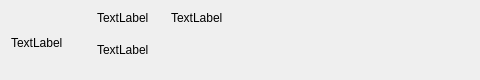
tomahawk-player/tomahawk, file src/libtomahawk/infobar/infobar.ui: the form before one commit; both pictures show x 0 to 480 and y 0 to 80 of the 774 by 80 pixel window.
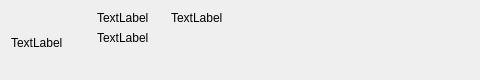
The form after the commit. Custom widgets are drawn as their Qt base class.

```diff
--- a/src/libtomahawk/infobar/infobar.ui
+++ b/src/libtomahawk/infobar/infobar.ui
@@ -65,10 +65,13 @@
        <property name="sizeConstraint">
         <enum>QLayout::SetDefaultConstraint</enum>
        </property>
+       <property name="bottomMargin">
+        <number>0</number>
+       </property>
        <item>
         <widget class="ElidedLabel" name="captionLabel">
          <property name="sizePolicy">
-          <sizepolicy hsizetype="Preferred" vsizetype="Preferred">
+          <sizepolicy hsizetype="Preferred" vsizetype="Fixed">
            <horstretch>0</horstretch>
            <verstretch>0</verstretch>
           </sizepolicy>
```
